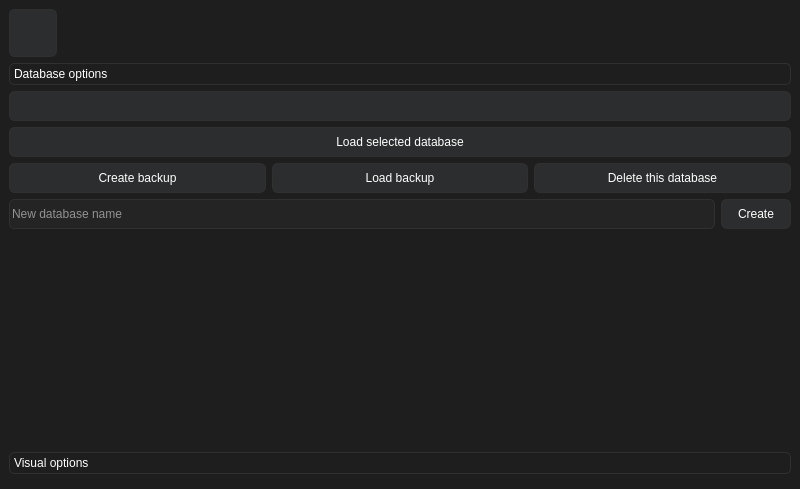
BarsTiger/GtaBuyBaseGui, file gui/gui.ui: the form before one commit.
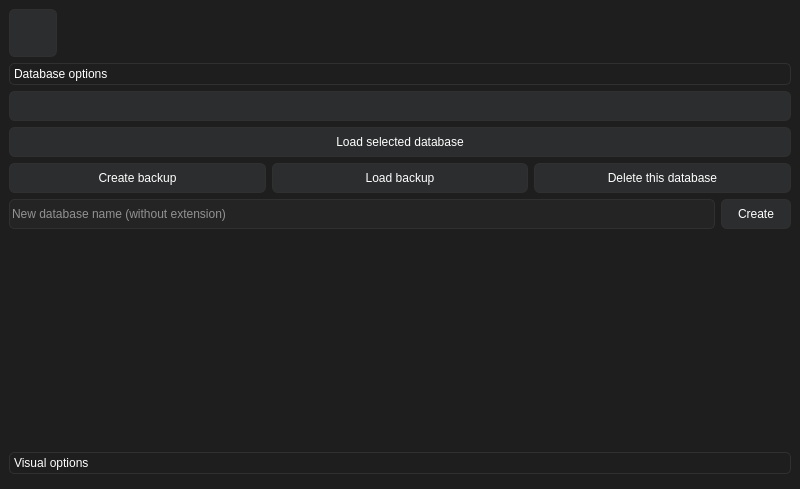
The form after the commit. The open tabs and pages were chosen to show the change. Icons and pictures are not drawn.

What changed in the file:
```diff
--- a/gui/gui.ui
+++ b/gui/gui.ui
@@ -1822,7 +1822,7 @@
                   </size>
                  </property>
                  <property name="placeholderText">
-                  <string>New database name</string>
+                  <string>New database name (without extension)</string>
                  </property>
                 </widget>
                </item>
```
Left out of the diff: 2 changed lines with no effect on the pictures.
